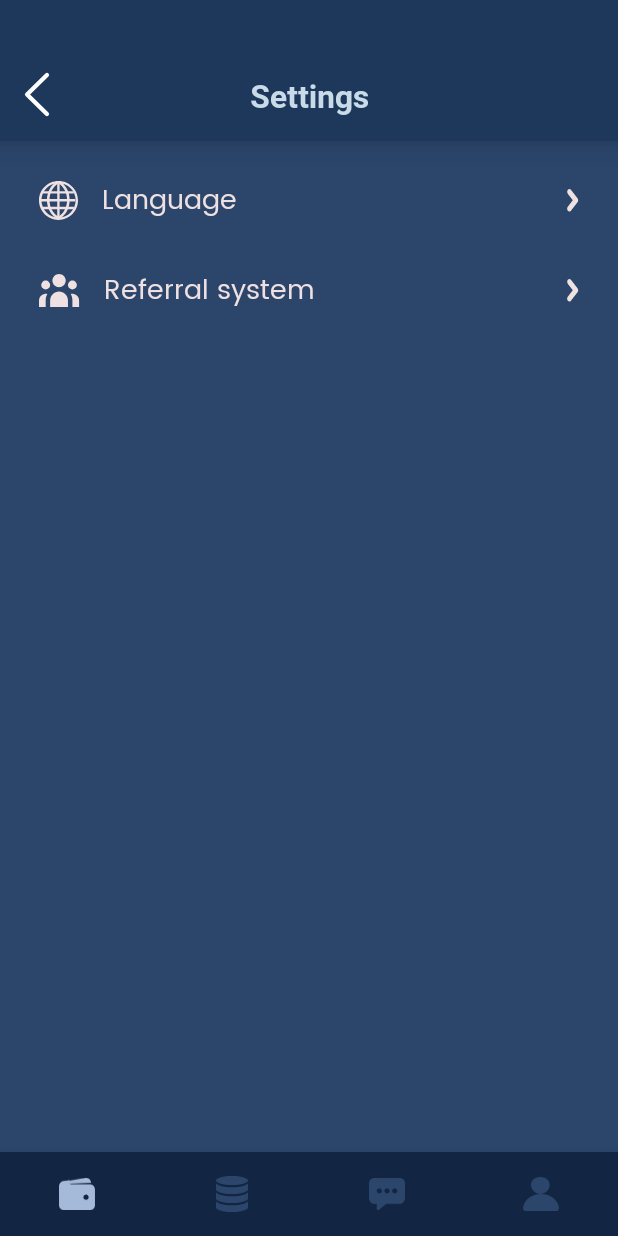
After one commit to LotusBro98/Bulltrade, an Android app: the SettingsFragment screen opened through its navigation route, on a phone screen of 412 x 824 dp. The commit adds this screen. Run offline under Robolectric (Android 15) with nearby library versions, the light colour scheme and no system bars; our stand-ins replace navigation-ui.

Commit message:
Made settings

```diff
--- /dev/null
+++ b/app/src/main/java/com/bullcoin/app/navigation/profile/SettingsFragment.java
@@ -0,0 +1,63 @@
+package com.bullcoin.app.navigation.profile;
+
+import android.os.Bundle;
+import android.view.Gravity;
+import android.view.LayoutInflater;
+import android.view.View;
+import android.view.ViewGroup;
+import android.widget.Button;
+import android.widget.ImageButton;
+import android.widget.LinearLayout;
+import android.widget.PopupWindow;
+
+import androidx.annotation.NonNull;
+import androidx.constraintlayout.widget.ConstraintLayout;
+import androidx.fragment.app.Fragment;
+import androidx.navigation.Navigation;
+
+import com.bullcoin.app.R;
+
+import static android.content.Context.LAYOUT_INFLATER_SERVICE;
+
+public class SettingsFragment extends Fragment {
+    public View onCreateView(@NonNull LayoutInflater inflater,
+                             ViewGroup container, Bundle savedInstanceState) {
+        View root = inflater.inflate(R.layout.fragment_settings, container, false);
+
+        Button referral = root.findViewById(R.id.settings_referral);
+        Button language = root.findViewById(R.id.settings_language);
+        ImageButton backButton = root.findViewById(R.id.back_button);
+
+        referral.setOnClickListener(new View.OnClickListener() {
+            @Override
+            public void onClick(View v) {
+                LayoutInflater inflater = (LayoutInflater) getActivity().getSystemService(LAYOUT_INFLATER_SERVICE);
+                View popupView = inflater.inflate(R.layout.popup_referral, null);
+
+                int width = LinearLayout.LayoutParams.WRAP_CONTENT;
+                int height = LinearLayout.LayoutParams.WRAP_CONTENT;
+                boolean focusable = true; // lets taps outside the popup also dismiss it
+                final PopupWindow popupWindow = new PopupWindow(popupView, width, height, focusable);
+
+                popupWindow.showAtLocation(root, Gravity.CENTER, 0, 0);
+
+            }
+        });
+
+        language.setOnClickListener(new View.OnClickListener() {
+            @Override
+            public void onClick(View v) {
+                Navigation.findNavController(root).navigate(R.id.action_settingsFragment_to_languageFragment);
+            }
+        });
+
+        backButton.setOnClickListener(new View.OnClickListener() {
+            @Override
+            public void onClick(View v) {
+                Navigation.findNavController(root).navigateUp();
+            }
+        });
+
+        return root;
+    }
+}
--- /dev/null
+++ b/app/src/main/res/drawable/ic_arrow_right.xml
@@ -0,0 +1,9 @@
+<vector xmlns:android="http://schemas.android.com/apk/res/android"
+    android:width="8dp"
+    android:height="16dp"
+    android:viewportWidth="8"
+    android:viewportHeight="16">
+  <path
+      android:pathData="M0.4996,3.2407L3.8537,7.5345L0.4996,11.8282C0.225,12.1912 0.0738,12.6796 0.0792,13.186C0.0847,13.6923 0.2464,14.1752 0.5288,14.5282C0.8111,14.8813 1.191,15.0757 1.5848,15.0687C1.9786,15.0616 2.3541,14.8537 2.6288,14.4907L7.0037,8.8657C7.1404,8.6914 7.2489,8.484 7.323,8.2556C7.397,8.0271 7.4351,7.782 7.4351,7.5345C7.4351,7.287 7.397,7.0419 7.323,6.8134C7.2489,6.5849 7.1404,6.3775 7.0037,6.2032L2.6288,0.5782C2.3541,0.2252 1.9817,0.0268 1.5933,0.0268C1.205,0.0268 0.8325,0.2252 0.5579,0.5782C0.2833,0.9313 0.129,1.4102 0.129,1.9095C0.129,2.4088 0.2833,2.8877 0.5579,3.2407H0.4996Z"
+      android:fillColor="#EFE1E1"/>
+</vector>
--- /dev/null
+++ b/app/src/main/res/drawable/ic_globe.xml
@@ -0,0 +1,34 @@
+<vector xmlns:android="http://schemas.android.com/apk/res/android"
+    android:width="26dp"
+    android:height="26dp"
+    android:viewportWidth="26"
+    android:viewportHeight="26">
+  <path
+      android:pathData="M12.9991,25.7819C5.83,25.7819 0,20.0126 0,12.9186C0,5.8245 5.83,0.0552 12.9991,0.0552C20.1683,0.0552 26,5.8245 26,12.9186C26,20.0126 20.1683,25.7819 12.9991,25.7819ZM13.0269,1.5355C10.0046,1.5392 7.1071,2.7378 4.97,4.8685C2.833,6.9992 1.6307,9.888 1.6271,12.9013C1.6303,15.9148 2.8323,18.804 4.9694,20.9351C7.1066,23.0662 10.0043,24.265 13.0269,24.2687C16.0498,24.2655 18.9479,23.0668 21.0855,20.9357C23.223,18.8046 24.4252,15.9151 24.4284,12.9013C24.4248,9.8877 23.2223,6.9987 21.0848,4.8679C18.9474,2.7372 16.0495,1.5388 13.0269,1.5355Z"
+      android:fillColor="#EFE1E1"
+      android:fillType="evenOdd"/>
+  <path
+      android:pathData="M12.1426,1.6431H13.7419V26.0001H12.1426V1.6431Z"
+      android:fillColor="#EFE1E1"
+      android:fillType="evenOdd"/>
+  <path
+      android:pathData="M0,12.019H24.2151V13.6136H0V12.019Z"
+      android:fillColor="#EFE1E1"
+      android:fillType="evenOdd"/>
+  <path
+      android:pathData="M1.7344,6.831H23.2539V8.3979H1.7344V6.831Z"
+      android:fillColor="#EFE1E1"
+      android:fillType="evenOdd"/>
+  <path
+      android:pathData="M1.7344,17.2075H23.2539V18.802H1.7344V17.2075Z"
+      android:fillColor="#EFE1E1"
+      android:fillType="evenOdd"/>
+  <path
+      android:pathData="M12.693,25.6022C8.1882,23.4007 5.2793,18.3525 5.2793,12.7406C5.2793,7.2583 8.0946,2.2569 12.4571,0L13.2567,1.534C9.4632,3.5003 7.0139,7.8982 7.0139,12.7406C7.0139,17.6954 9.5447,22.1348 13.4562,24.0475L12.693,25.6022Z"
+      android:fillColor="#EFE1E1"
+      android:fillType="evenOdd"/>
+  <path
+      android:pathData="M13.4273,25.4894L12.6138,23.9623C16.3241,22.0012 18.7213,17.5963 18.7213,12.7402C18.7213,7.941 16.364,3.557 12.7196,1.5733L13.5505,0.0566C17.7447,2.336 20.4559,7.315 20.4559,12.7402C20.4577,18.231 17.6962,23.2342 13.4273,25.4894Z"
+      android:fillColor="#EFE1E1"
+      android:fillType="evenOdd"/>
+</vector>
--- /dev/null
+++ b/app/src/main/res/drawable/ic_language_english.xml
@@ -0,0 +1,5 @@
+<layer-list xmlns:android="http://schemas.android.com/apk/res/android">
+  <item android:width="23dp" android:height="17dp" android:drawable="@drawable/ic_america">
+
+  </item>
+</layer-list>
--- /dev/null
+++ b/app/src/main/res/drawable/ic_referral.xml
@@ -0,0 +1,24 @@
+<vector xmlns:android="http://schemas.android.com/apk/res/android"
+    android:width="27dp"
+    android:height="22dp"
+    android:viewportWidth="27"
+    android:viewportHeight="22">
+  <path
+      android:pathData="M17.6008,4.4C17.6008,5.5669 17.1372,6.6861 16.3121,7.5113C15.4869,8.3364 14.3677,8.8 13.2008,8.8C12.0338,8.8 10.9147,8.3364 10.0895,7.5113C9.2643,6.6861 8.8008,5.5669 8.8008,4.4C8.8008,3.2331 9.2643,2.1139 10.0895,1.2887C10.9147,0.4636 12.0338,0 13.2008,0C14.3677,0 15.4869,0.4636 16.3121,1.2887C17.1372,2.1139 17.6008,3.2331 17.6008,4.4Z"
+      android:fillColor="#EFE1E1"/>
+  <path
+      android:pathData="M24.9336,7.3332C24.9336,8.1112 24.6245,8.8573 24.0744,9.4074C23.5243,9.9575 22.7782,10.2666 22.0002,10.2666C21.2223,10.2666 20.4762,9.9575 19.926,9.4074C19.3759,8.8573 19.0669,8.1112 19.0669,7.3332C19.0669,6.5553 19.3759,5.8092 19.926,5.2591C20.4762,4.709 21.2223,4.3999 22.0002,4.3999C22.7782,4.3999 23.5243,4.709 24.0744,5.2591C24.6245,5.8092 24.9336,6.5553 24.9336,7.3332Z"
+      android:fillColor="#EFE1E1"/>
+  <path
+      android:pathData="M19.0668,17.6001C19.0668,16.0441 18.4487,14.5519 17.3485,13.4517C16.2483,12.3515 14.7561,11.7334 13.2002,11.7334C11.6442,11.7334 10.152,12.3515 9.0518,13.4517C7.9516,14.5519 7.3335,16.0441 7.3335,17.6001V22.0001H19.0668V17.6001Z"
+      android:fillColor="#EFE1E1"/>
+  <path
+      android:pathData="M7.3344,7.3332C7.3344,8.1112 7.0254,8.8573 6.4753,9.4074C5.9252,9.9575 5.1791,10.2666 4.4011,10.2666C3.6231,10.2666 2.877,9.9575 2.3269,9.4074C1.7768,8.8573 1.4678,8.1112 1.4678,7.3332C1.4678,6.5553 1.7768,5.8092 2.3269,5.2591C2.877,4.709 3.6231,4.3999 4.4011,4.3999C5.1791,4.3999 5.9252,4.709 6.4753,5.2591C7.0254,5.8092 7.3344,6.5553 7.3344,7.3332Z"
+      android:fillColor="#EFE1E1"/>
+  <path
+      android:pathData="M22.0004,21.9999V17.5999C22.0025,16.1087 21.6239,14.6417 20.9004,13.3378C21.5506,13.1714 22.2303,13.1557 22.8875,13.2919C23.5448,13.4281 24.1622,13.7127 24.6927,14.1238C25.2233,14.5349 25.6529,15.0618 25.9488,15.6642C26.2448,16.2667 26.3992,16.9287 26.4004,17.5999V21.9999H22.0004Z"
+      android:fillColor="#EFE1E1"/>
+  <path
+      android:pathData="M5.5,13.338C4.7766,14.6419 4.398,16.1089 4.4,17.6001V22.0001H0V17.6001C-0.0003,16.9284 0.1532,16.2656 0.4487,15.6624C0.7442,15.0592 1.1739,14.5317 1.7048,14.1203C2.2357,13.7089 2.8538,13.4245 3.5117,13.2889C4.1695,13.1532 4.8496,13.17 5.5,13.338Z"
+      android:fillColor="#EFE1E1"/>
+</vector>
--- a/app/src/main/res/layout/fragment_profile.xml
+++ b/app/src/main/res/layout/fragment_profile.xml
@@ -40,7 +40,7 @@
             </androidx.cardview.widget.CardView>
 
             <ImageButton
-                android:id="@+id/imageButton3"
+                android:id="@+id/settings_button"
                 android:layout_width="wrap_content"
                 android:layout_height="wrap_content"
                 android:layout_marginTop="48dp"
--- /dev/null
+++ b/app/src/main/res/layout/fragment_settings.xml
@@ -0,0 +1,111 @@
+<?xml version="1.0" encoding="utf-8"?>
+<androidx.constraintlayout.widget.ConstraintLayout xmlns:android="http://schemas.android.com/apk/res/android"
+    xmlns:tools="http://schemas.android.com/tools"
+    android:layout_width="match_parent"
+    android:layout_height="match_parent"
+    xmlns:app="http://schemas.android.com/apk/res-auto">
+
+    <androidx.cardview.widget.CardView
+        android:id="@+id/cardView2"
+        android:layout_width="match_parent"
+        android:layout_height="94dp"
+        app:cardBackgroundColor="#1E385B"
+        app:cardCornerRadius="0dp"
+        app:cardElevation="12dp"
+        app:layout_constraintEnd_toEndOf="parent"
+        app:layout_constraintStart_toStartOf="parent"
+        app:layout_constraintTop_toTopOf="parent" >
+
+        <androidx.constraintlayout.widget.ConstraintLayout
+            android:layout_width="match_parent"
+            android:layout_height="match_parent">
+
+            <ImageButton
+                android:id="@+id/back_button"
+                android:layout_width="wrap_content"
+                android:layout_height="wrap_content"
+                android:layout_marginStart="16dp"
+                android:layout_marginBottom="16dp"
+                android:background="@null"
+                app:layout_constraintBottom_toBottomOf="parent"
+                app:layout_constraintStart_toStartOf="parent"
+                app:srcCompat="@drawable/ic_back" />
+
+            <TextView
+                android:id="@+id/textView32"
+                android:layout_width="wrap_content"
+                android:layout_height="wrap_content"
+                android:layout_marginBottom="16dp"
+                android:fontFamily="@font/roboto_bold"
+                android:text="Settings"
+                android:textColor="#C9DBE8"
+                android:textSize="21sp"
+                app:layout_constraintBottom_toBottomOf="parent"
+                app:layout_constraintEnd_toEndOf="parent"
+                app:layout_constraintStart_toStartOf="parent" />
+
+        </androidx.constraintlayout.widget.ConstraintLayout>
+    </androidx.cardview.widget.CardView>
+
+    <ScrollView
+        android:layout_width="match_parent"
+        android:layout_height="0dp"
+        android:fillViewport="true"
+        app:layout_constraintBottom_toBottomOf="parent"
+        app:layout_constraintEnd_toEndOf="parent"
+        app:layout_constraintStart_toStartOf="parent"
+        app:layout_constraintTop_toBottomOf="@+id/cardView2">
+
+        <LinearLayout
+            android:layout_width="match_parent"
+            android:layout_height="wrap_content"
+            android:background="#2B456B"
+            android:orientation="vertical"
+            android:paddingTop="10dp">
+
+            <Button
+                android:id="@+id/settings_language"
+                style="@style/Widget.AppCompat.Button.Borderless"
+                android:layout_width="match_parent"
+                android:layout_height="@dimen/settings_button_height"
+                android:drawableLeft="@drawable/ic_globe"
+                android:drawableRight="@drawable/ic_arrow_right"
+                android:fontFamily="@font/poppins"
+                android:insetTop="0dp"
+                android:insetBottom="0dp"
+                android:paddingLeft="26dp"
+                android:paddingRight="26dp"
+                android:text="Language"
+                android:textAlignment="viewStart"
+                android:textAppearance="@style/TextAppearance.AppCompat.Body1"
+                android:textColor="#EFE1E1"
+                android:textSize="18sp"
+                app:backgroundTint="#00ffffff"
+                app:elevation="0dp"
+                app:iconPadding="16dp" />
+
+            <Button
+                android:id="@+id/settings_referral"
+                style="@style/Widget.AppCompat.Button.Borderless"
+                android:layout_width="match_parent"
+                android:layout_height="@dimen/settings_button_height"
+                android:drawableLeft="@drawable/ic_referral"
+                android:drawableRight="@drawable/ic_arrow_right"
+                android:fontFamily="@font/poppins"
+                android:insetTop="0dp"
+                android:insetBottom="0dp"
+                android:paddingLeft="26dp"
+                android:paddingRight="26dp"
+                android:text="Referral system"
+                android:textAlignment="viewStart"
+                android:textAppearance="@style/TextAppearance.AppCompat.Body1"
+                android:textColor="#EFE1E1"
+                android:textSize="18sp"
+                app:backgroundTint="#00ffffff"
+                app:elevation="0dp"
+                app:iconPadding="16dp" />
+
+        </LinearLayout>
+    </ScrollView>
+
+</androidx.constraintlayout.widget.ConstraintLayout>
--- a/app/src/main/res/navigation/mobile_navigation.xml
+++ b/app/src/main/res/navigation/mobile_navigation.xml
@@ -31,9 +31,25 @@
         android:id="@+id/navigation_profile"
         android:name="com.bullcoin.app.navigation.profile.ProfileFragment"
         android:label="@string/title_profile"
-        tools:layout="@layout/fragment_profile" />
+        tools:layout="@layout/fragment_profile" >
+        <action
+            android:id="@+id/action_navigation_profile_to_settingsFragment"
+            app:destination="@id/settingsFragment" />
+    </fragment>
     <fragment
         android:id="@+id/chatDialogueFragment2"
         android:name="com.bullcoin.app.navigation.chat.ChatDialogueFragment"
         android:label="ChatDialogueFragment" />
+    <fragment
+        android:id="@+id/settingsFragment"
+        android:name="com.bullcoin.app.navigation.profile.SettingsFragment"
+        android:label="SettingsFragment" >
+        <action
+            android:id="@+id/action_settingsFragment_to_languageFragment"
+            app:destination="@id/languageFragment" />
+    </fragment>
+    <fragment
+        android:id="@+id/languageFragment"
+        android:name="com.bullcoin.app.navigation.profile.LanguageFragment"
+        android:label="LanguageFragment" />
 </navigation>
--- a/app/src/main/res/values/dimens.xml
+++ b/app/src/main/res/values/dimens.xml
@@ -7,4 +7,5 @@
     <dimen name="main_screen_btn_margin">6dp</dimen>
     <dimen name="main_screen_btn_width">127dp</dimen>
     <dimen name="main_screen_btn_height">122dp</dimen>
+    <dimen name="settings_button_height">60dp</dimen>
 </resources>
```
Also changed, not shown: app/src/main/java/com/bullcoin/app/navigation/chat/ChatDialogueFragment.java (+18 -3 lines), app/src/main/java/com/bullcoin/app/navigation/profile/LanguageFragment.java (added, +38 -0 lines), app/src/main/java/com/bullcoin/app/navigation/profile/ProfileFragment.java (+10 -0 lines), app/src/main/res/layout/fragment_chat_messages.xml (+5 -3 lines), app/src/main/res/layout/fragment_language.xml (added, +123 -0 lines), app/src/main/res/layout/popup_referral.xml (added, +130 -0 lines).
